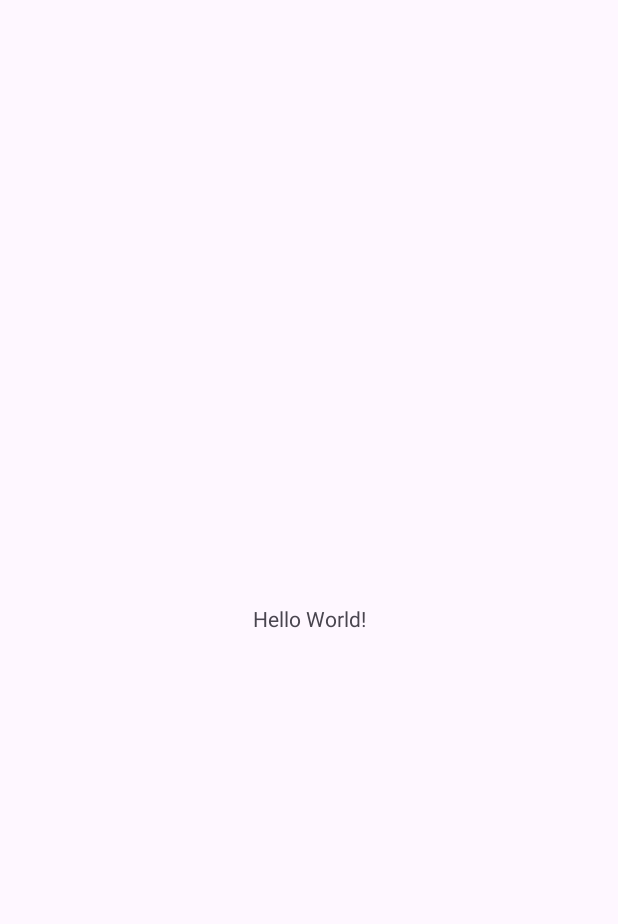
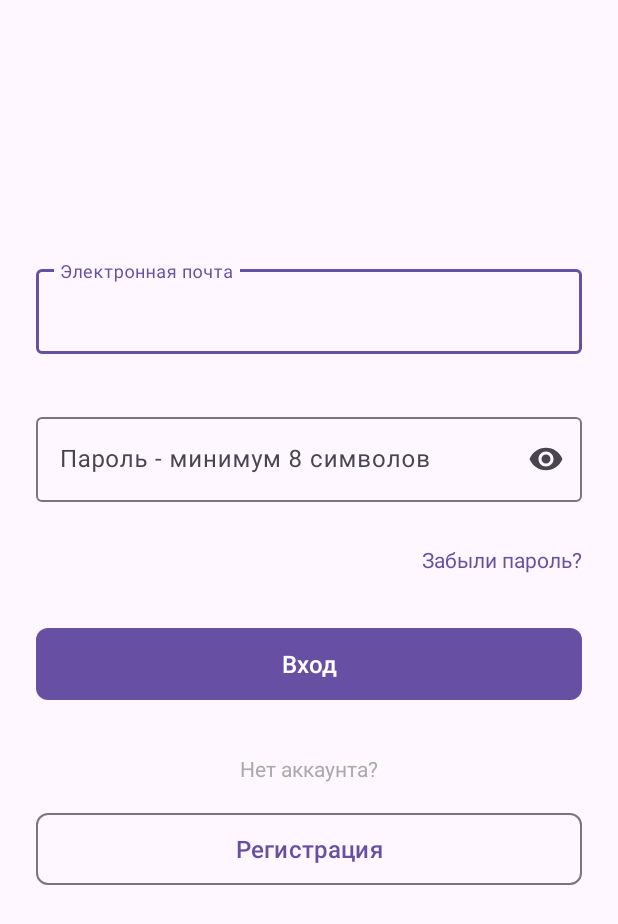
Before and after one commit to app1e-ctrl-c-v/AndroidNerworkMoodDiary, an Android app: the screen it shows after launch (MainActivity before the commit, LoginActivity after it), on a phone screen of 412 x 824 dp. Before the commit the part shown is almost empty. Shown: the top 924 px of the screen. Run offline under Robolectric (Android 15) with nearby library versions, the phone set to English and light mode, and no system bars.

Commit message:
Реализован экран входа в аккаунт с функциями регистрации нового аккаунта и авторизации

```diff
--- a/app/src/main/AndroidManifest.xml
+++ b/app/src/main/AndroidManifest.xml
@@ -11,8 +11,9 @@
         android:roundIcon="@mipmap/ic_launcher_round"
         android:supportsRtl="true"
         android:theme="@style/Theme.AndroidNetworkMoodDiary">
+        <activity android:name=".MainActivity"/>
         <activity
-            android:name=".MainActivity"
+            android:name=".LoginActivity"
             android:exported="true">
             <intent-filter>
                 <action android:name="android.intent.action.MAIN" />
--- /dev/null
+++ b/app/src/main/res/layout/activity_login.xml
@@ -0,0 +1,109 @@
+<?xml version="1.0" encoding="utf-8"?>
+<androidx.constraintlayout.widget.ConstraintLayout xmlns:android="http://schemas.android.com/apk/res/android"
+    xmlns:tools="http://schemas.android.com/tools"
+    android:layout_width="match_parent"
+    android:layout_height="match_parent"
+    xmlns:app="http://schemas.android.com/apk/res-auto"
+    android:padding="24dp">
+
+    <com.google.android.material.textfield.TextInputLayout
+        android:id="@+id/emailInputLayout"
+        android:paddingTop="150dp"
+        style="@style/Widget.Material3.TextInputLayout.OutlinedBox"
+        android:layout_width="0dp"
+        android:layout_height="wrap_content"
+        android:hint="@string/email_hint"
+        app:errorEnabled="true"
+        app:layout_constraintEnd_toEndOf="parent"
+        app:layout_constraintStart_toStartOf="parent"
+       app:startIconTint="@color/material_on_surface_emphasis_medium"
+        tools:ignore="MissingConstraints">
+
+        <com.google.android.material.textfield.TextInputEditText
+            android:id="@+id/emailEditText"
+            android:layout_width="match_parent"
+            android:layout_height="wrap_content"
+            android:minHeight="48dp"
+            android:inputType="textEmailAddress"
+            android:autofillHints="emailAddress"
+            android:importantForAutofill="yes"
+            android:textSize="16sp" />
+
+    </com.google.android.material.textfield.TextInputLayout>
+
+    <com.google.android.material.textfield.TextInputLayout
+        android:id="@+id/passwordInputLayout"
+        style="@style/Widget.Material3.TextInputLayout.OutlinedBox"
+        android:layout_width="0dp"
+        android:layout_height="wrap_content"
+        android:layout_marginTop="16dp"
+        android:hint="@string/password_hint"
+        app:endIconMode="password_toggle"
+        app:errorEnabled="true"
+        app:layout_constraintEnd_toEndOf="parent"
+        app:layout_constraintStart_toStartOf="parent"
+        app:layout_constraintTop_toBottomOf="@+id/emailInputLayout"
+        app:startIconTint="@color/material_on_surface_emphasis_medium">
+
+        <com.google.android.material.textfield.TextInputEditText
+            android:id="@+id/passwordEditText"
+            android:layout_width="match_parent"
+            android:layout_height="wrap_content"
+            android:minHeight="48dp"
+            android:inputType="textPassword"
+            android:autofillHints="password"
+            android:importantForAutofill="yes"
+            android:textSize="16sp" />
+
+    </com.google.android.material.textfield.TextInputLayout>
+
+    <TextView
+        android:id="@+id/forgotPasswordTextView"
+        android:layout_width="wrap_content"
+        android:layout_height="wrap_content"
+        android:layout_marginTop="8dp"
+        android:text="@string/forgot_password"
+        android:textColor="?attr/colorPrimary"
+        android:textSize="14sp"
+        app:layout_constraintEnd_toEndOf="parent"
+        app:layout_constraintTop_toBottomOf="@+id/passwordInputLayout" />
+
+    <com.google.android.material.button.MaterialButton
+        android:id="@+id/loginButton"
+        android:layout_width="0dp"
+        android:layout_height="56dp"
+        android:layout_marginTop="32dp"
+        android:text="@string/login_button"
+        android:textSize="16sp"
+        app:cornerRadius="8dp"
+        app:layout_constraintEnd_toEndOf="parent"
+        app:layout_constraintStart_toStartOf="parent"
+        app:layout_constraintTop_toBottomOf="@+id/forgotPasswordTextView" />
+
+    <TextView
+        android:id="@+id/noAccountTextView"
+        android:layout_width="wrap_content"
+        android:layout_height="wrap_content"
+        android:layout_marginTop="32dp"
+        android:text="@string/no_account"
+        android:textColor="@android:color/darker_gray"
+        android:textSize="14sp"
+        app:layout_constraintEnd_toEndOf="parent"
+        app:layout_constraintStart_toStartOf="parent"
+        app:layout_constraintTop_toBottomOf="@+id/loginButton" />
+
+    <com.google.android.material.button.MaterialButton
+        android:id="@+id/registerButton"
+        android:layout_width="0dp"
+        android:layout_height="56dp"
+        android:layout_marginTop="16dp"
+        android:text="@string/register_button"
+        android:textSize="16sp"
+        app:cornerRadius="8dp"
+        app:layout_constraintEnd_toEndOf="parent"
+        app:layout_constraintStart_toStartOf="parent"
+        app:layout_constraintTop_toBottomOf="@+id/noAccountTextView"
+        style="?attr/materialButtonOutlinedStyle" />
+
+
+</androidx.constraintlayout.widget.ConstraintLayout>
--- a/app/src/main/res/values/strings.xml
+++ b/app/src/main/res/values/strings.xml
@@ -1,3 +1,13 @@
 <resources>
     <string name="app_name">AndroidNetworkMoodDiary</string>
+    <string name="warning_empty">Заполните все поля</string>
+        <string name="login_title">Вход в приложение</string>
+        <string name="email_hint">Электронная почта</string>
+        <string name="password_hint">Пароль - минимум 8 символов</string>
+        <string name="login_button">Вход</string>
+        <string name="register_button">Регистрация</string>
+        <string name="no_account">Нет аккаунта?</string>
+        <string name="forgot_password">Забыли пароль?</string>
+        <string name="email_error">Введите корректный email</string>
+        <string name="password_error">Пароль должен содержать минимум 6 символов</string>
 </resources>
```
Also changed, not shown: app/src/main/java/com/example/androidnetworkmooddiary/LoginActivity.java (added, +242 -0 lines).
